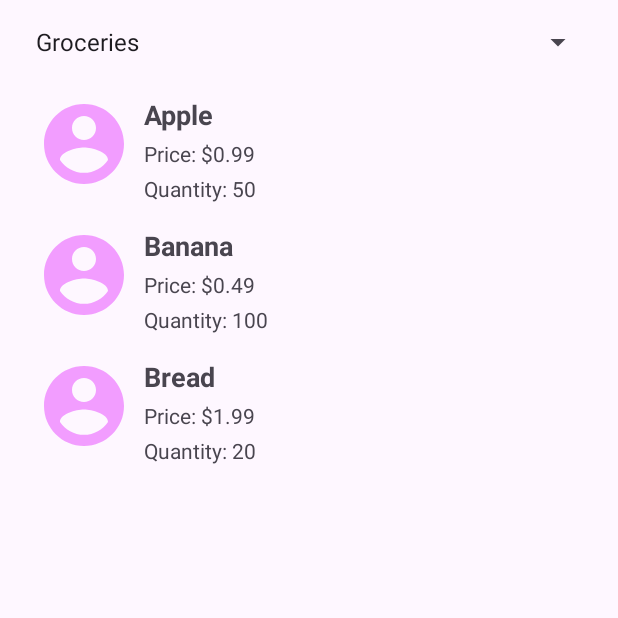
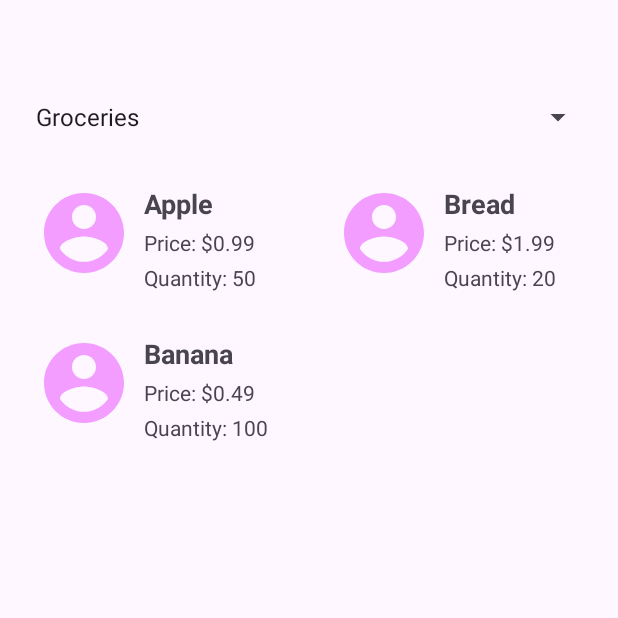
Before and after one commit to ashleyhi0-0/javapos, an Android app: the screen it shows after launch (MainActivity), on a phone screen of 412 x 824 dp, the top half of it. Run offline under Robolectric (Android 15) with nearby library versions, the phone set to English and light mode, and no system bars.

Commit message:
spinner functionality

```diff
--- a/app/src/main/java/com/example/java_pos/Models/Product.java
+++ b/app/src/main/java/com/example/java_pos/Models/Product.java
@@ -6,11 +6,14 @@ public class Product {
     private double price;
     private int quantity;
 
-    public Product(int imageId, String name, double price, int quantity) {
+    private int productId;
+
+    public Product(int imageId, String name, double price, int quantity, int productId) {
         this.imageId = imageId;
         this.name = name;
         this.price = price;
         this.quantity = quantity;
+        this.productId = productId;
     }
 
     public int getImageId() {
@@ -28,4 +31,6 @@ public class Product {
     public int getQuantity() {
         return quantity;
     }
+
+    public int getProductId() { return productId; }
 }
--- a/app/src/main/java/com/example/java_pos/Repo/Adapter/ProductAdapter.java
+++ b/app/src/main/java/com/example/java_pos/Repo/Adapter/ProductAdapter.java
@@ -1,6 +1,7 @@
 package com.example.java_pos.Repo.Adapter;
 
 
+import android.util.Log;
 import android.view.LayoutInflater;
 import com.example.java_pos.Models.Product;
 import com.example.java_pos.R;
@@ -37,6 +38,15 @@ public class ProductAdapter extends RecyclerView.Adapter<ProductAdapter.ProductV
         holder.productName.setText(product.getName());
         holder.productPrice.setText("Price: $" + product.getPrice());
         holder.productQuantity.setText("Quantity: " + product.getQuantity());
+
+        int productId = product.getProductId();
+
+        holder.productImage.setOnClickListener(v -> {
+
+            Log.d("", "productId: "+productId);
+
+        });
+
     }
 
     @Override
--- a/app/src/main/java/com/example/java_pos/Views/MainActivity.java
+++ b/app/src/main/java/com/example/java_pos/Views/MainActivity.java
@@ -7,6 +7,7 @@ import android.widget.ArrayAdapter;
 import android.widget.Spinner;
 
 import androidx.appcompat.app.AppCompatActivity;
+import androidx.recyclerview.widget.GridLayoutManager;
 import androidx.recyclerview.widget.LinearLayoutManager;
 import androidx.recyclerview.widget.RecyclerView;
 
@@ -45,7 +46,7 @@ public class MainActivity extends AppCompatActivity {
         spinnerCategories.setAdapter(spinnerAdapter);
 
         productAdapter = new ProductAdapter(new ArrayList<>());
-        recyclerViewProducts.setLayoutManager(new LinearLayoutManager(this));
+        recyclerViewProducts.setLayoutManager(new GridLayoutManager(this, 2, GridLayoutManager.HORIZONTAL, false));
         recyclerViewProducts.setAdapter(productAdapter);
 
         spinnerCategories.setOnItemSelectedListener(new AdapterView.OnItemSelectedListener() {
@@ -65,25 +66,25 @@ public class MainActivity extends AppCompatActivity {
 
     private List<Product> generateElectronicsProductList() {
         List<Product> productList = new ArrayList<>();
-        productList.add(new Product(R.drawable.baseline_account_circle_24, "Apple Watch", 399.99, 10));
-        productList.add(new Product(R.drawable.baseline_account_circle_24, "Laptop", 999.99, 5));
-        productList.add(new Product(R.drawable.baseline_account_circle_24, "Smartphone", 699.99, 8));
+        productList.add(new Product(R.drawable.baseline_account_circle_24, "Apple Watch", 399.99, 10, 1));
+        productList.add(new Product(R.drawable.baseline_account_circle_24, "Laptop", 999.99, 5, 2));
+        productList.add(new Product(R.drawable.baseline_account_circle_24, "Smartphone", 699.99, 8, 3));
         return productList;
     }
 
     private List<Product> generateGroceriesProductList() {
         List<Product> productList = new ArrayList<>();
-        productList.add(new Product(R.drawable.baseline_account_circle_24, "Apple", 0.99, 50));
-        productList.add(new Product(R.drawable.baseline_account_circle_24, "Banana", 0.49, 100));
-        productList.add(new Product(R.drawable.baseline_account_circle_24, "Bread", 1.99, 20));
+        productList.add(new Product(R.drawable.baseline_account_circle_24, "Apple", 0.99, 50, 4));
+        productList.add(new Product(R.drawable.baseline_account_circle_24, "Banana", 0.49, 100, 5));
+        productList.add(new Product(R.drawable.baseline_account_circle_24, "Bread", 1.99, 20, 6));
         return productList;
     }
 
     private List<Product> generateClothingProductList() {
         List<Product> productList = new ArrayList<>();
-        productList.add(new Product(R.drawable.baseline_account_circle_24, "Shirt", 29.99, 15));
-        productList.add(new Product(R.drawable.baseline_account_circle_24, "Jeans", 49.99, 10));
-        productList.add(new Product(R.drawable.baseline_account_circle_24, "Jacket", 99.99, 5));
+        productList.add(new Product(R.drawable.baseline_account_circle_24, "Shirt", 29.99, 15, 7));
+        productList.add(new Product(R.drawable.baseline_account_circle_24, "Jeans", 49.99, 10, 8));
+        productList.add(new Product(R.drawable.baseline_account_circle_24, "Jacket", 99.99, 5, 9));
         return productList;
     }
 }
--- a/app/src/main/res/layout/activity_main.xml
+++ b/app/src/main/res/layout/activity_main.xml
@@ -5,6 +5,7 @@
     android:padding="16dp">
 
     <Spinner
+        android:layout_marginTop="50dp"
         android:id="@+id/spinner_categories"
         android:layout_width="match_parent"
         android:layout_height="wrap_content" />
@@ -12,6 +13,6 @@
     <androidx.recyclerview.widget.RecyclerView
         android:id="@+id/recyclerview_products"
         android:layout_width="match_parent"
-        android:layout_height="match_parent"
-        android:layout_marginTop="16dp" />
+        android:layout_height="200dp"
+        android:layout_marginTop="25dp" />
 </LinearLayout>
--- a/app/src/main/res/layout/item_product.xml
+++ b/app/src/main/res/layout/item_product.xml
@@ -1,5 +1,5 @@
 <LinearLayout xmlns:android="http://schemas.android.com/apk/res/android"
-    android:layout_width="match_parent"
+    android:layout_width="200dp"
     android:layout_height="wrap_content"
     android:orientation="horizontal"
     android:padding="8dp">
@@ -15,6 +15,8 @@
         android:layout_height="wrap_content"
         android:layout_weight="1"
         android:orientation="vertical">
+
+
 
         <TextView
             android:id="@+id/product_name"
```
